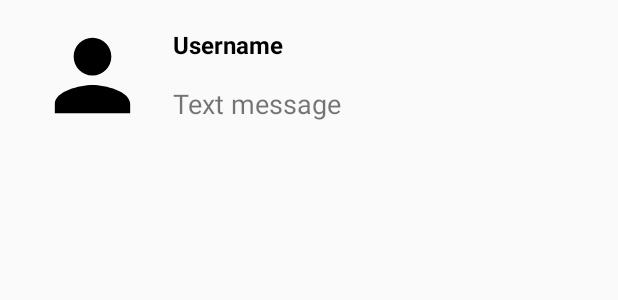
After one commit to DmytroKutko/Social_Network_Kotlin, an Android app: the layout latest_message_row.xml on its own in the app's theme, with its tools: preview values and no code run, on a phone screen of 412 x 824 dp. The commit adds this screen. Shown: the top 300 px of the screen. Run offline under Robolectric (Android 15) with nearby library versions, the phone set to English and light mode, and no system bars.

Commit message:
add latest messages listener at latest messages fragment

```diff
--- a/app/src/main/AndroidManifest.xml
+++ b/app/src/main/AndroidManifest.xml
@@ -15,11 +15,6 @@
                 android:name=".view.MainActivity"
                 android:label="@string/title_activity_main2"
                 android:theme="@style/AppTheme.NoActionBar">
-            <intent-filter>
-                <action android:name="android.intent.action.MAIN"/>
-
-                <category android:name="android.intent.category.LAUNCHER"/>
-            </intent-filter>
         </activity>
         <activity android:name=".view.AuthorizationActivity">
             <intent-filter>
--- a/app/src/main/java/com/example/myapplication/adapter/ChatItemFrom.kt
+++ b/app/src/main/java/com/example/myapplication/itemsRow/ChatItemFrom.kt
@@ -1,4 +1,4 @@
-package com.example.myapplication.adapter
+package com.example.myapplication.itemsRow
 
 import com.example.myapplication.R
 import com.example.myapplication.model.ChatMessage
--- a/app/src/main/java/com/example/myapplication/adapter/ChatItemTo.kt
+++ b/app/src/main/java/com/example/myapplication/itemsRow/ChatItemTo.kt
@@ -1,4 +1,4 @@
-package com.example.myapplication.adapter
+package com.example.myapplication.itemsRow
 
 import com.example.myapplication.R
 import com.example.myapplication.model.ChatMessage
--- a/app/src/main/java/com/example/myapplication/adapter/UserItem.kt
+++ b/app/src/main/java/com/example/myapplication/itemsRow/UserItem.kt
@@ -1,4 +1,4 @@
-package com.example.myapplication.adapter
+package com.example.myapplication.itemsRow
 
 import com.example.myapplication.R
 import com.example.myapplication.model.User
--- a/app/src/main/java/com/example/myapplication/model/ChatMessage.kt
+++ b/app/src/main/java/com/example/myapplication/model/ChatMessage.kt
@@ -1,5 +1,5 @@
 package com.example.myapplication.model
 
-class ChatMessage(val id: String, val text: String, val fromid: String, val toId: String, val timeStamp: Long) {
-    constructor() : this("", "", "", "", 0)
+class ChatMessage(val id: String, val text: String, val fromId: String, val toId: String, val timeStamp: Long) {
+    constructor() : this("", "", "", "", -1)
 }
--- a/app/src/main/res/layout/fragment_latest_messages.xml
+++ b/app/src/main/res/layout/fragment_latest_messages.xml
@@ -11,7 +11,9 @@
             android:id="@+id/rvLatestMessages"
             android:layout_width="match_parent"
             android:layout_height="match_parent"
+            app:layoutManager="android.support.v7.widget.LinearLayoutManager"
             app:layout_constraintTop_toTopOf="parent" app:layout_constraintStart_toStartOf="parent"
             app:layout_constraintEnd_toEndOf="parent"
-            app:layout_constraintBottom_toBottomOf="parent"/>
+            app:layout_constraintBottom_toBottomOf="parent">
+    </android.support.v7.widget.RecyclerView>
 </android.support.constraint.ConstraintLayout>
--- /dev/null
+++ b/app/src/main/res/layout/latest_message_row.xml
@@ -0,0 +1,36 @@
+<?xml version="1.0" encoding="utf-8"?>
+<android.support.constraint.ConstraintLayout
+        xmlns:android="http://schemas.android.com/apk/res/android"
+        xmlns:tools="http://schemas.android.com/tools" xmlns:app="http://schemas.android.com/apk/res-auto"
+        android:layout_width="match_parent" android:layout_height="100dp">
+
+    <de.hdodenhof.circleimageview.CircleImageView
+            android:id="@+id/civLatestMessagesPhoto"
+            app:civ_border_color="@android:color/black"
+            app:civ_border_width="2dp"
+            android:layout_width="75dp"
+            android:layout_height="75dp" android:layout_marginTop="8dp" app:layout_constraintTop_toTopOf="parent"
+            app:layout_constraintStart_toStartOf="parent" android:layout_marginStart="24dp"
+            android:layout_marginBottom="8dp" app:layout_constraintBottom_toBottomOf="parent"
+            android:background="@drawable/ic_person"/>
+    <TextView
+            android:text="Username"
+            android:layout_width="wrap_content"
+            android:layout_height="wrap_content"
+            android:id="@+id/tvLatestMessagesFirstname"
+            app:layout_constraintStart_toEndOf="@+id/civLatestMessagesPhoto" android:layout_marginStart="16dp"
+            app:layout_constraintTop_toTopOf="parent" app:layout_constraintBottom_toTopOf="@+id/tvLatestMessagesText"
+            app:layout_constraintVertical_chainStyle="packed" android:textStyle="bold" android:textSize="16sp"
+            android:textColor="@android:color/black"/>
+    <TextView
+            android:text="Text message"
+            android:layout_width="0dp"
+            android:layout_height="wrap_content"
+            android:id="@+id/tvLatestMessagesText"
+            app:layout_constraintStart_toEndOf="@+id/civLatestMessagesPhoto"
+            android:layout_marginStart="16dp" app:layout_constraintEnd_toEndOf="parent" android:layout_marginEnd="16dp"
+            app:layout_constraintBottom_toBottomOf="parent"
+            app:layout_constraintTop_toBottomOf="@+id/tvLatestMessagesFirstname"
+            app:layout_constraintHorizontal_bias="0.0" android:layout_marginTop="16dp" android:textSize="18sp"/>
+
+</android.support.constraint.ConstraintLayout>
```
Also changed, not shown: app/src/main/java/com/example/myapplication/itemsRow/LatestMessage.kt (added, +22 -0 lines), app/src/main/java/com/example/myapplication/view/MainActivity.kt (+23 -0 lines), app/src/main/java/com/example/myapplication/view/fragments/main/ChatLogFragment.kt (+21 -23 lines), app/src/main/java/com/example/myapplication/view/fragments/main/LatestMessagesFragment.kt (+57 -4 lines), app/src/main/java/com/example/myapplication/view/fragments/main/PeoplesFragment.kt (+4 -6 lines).
